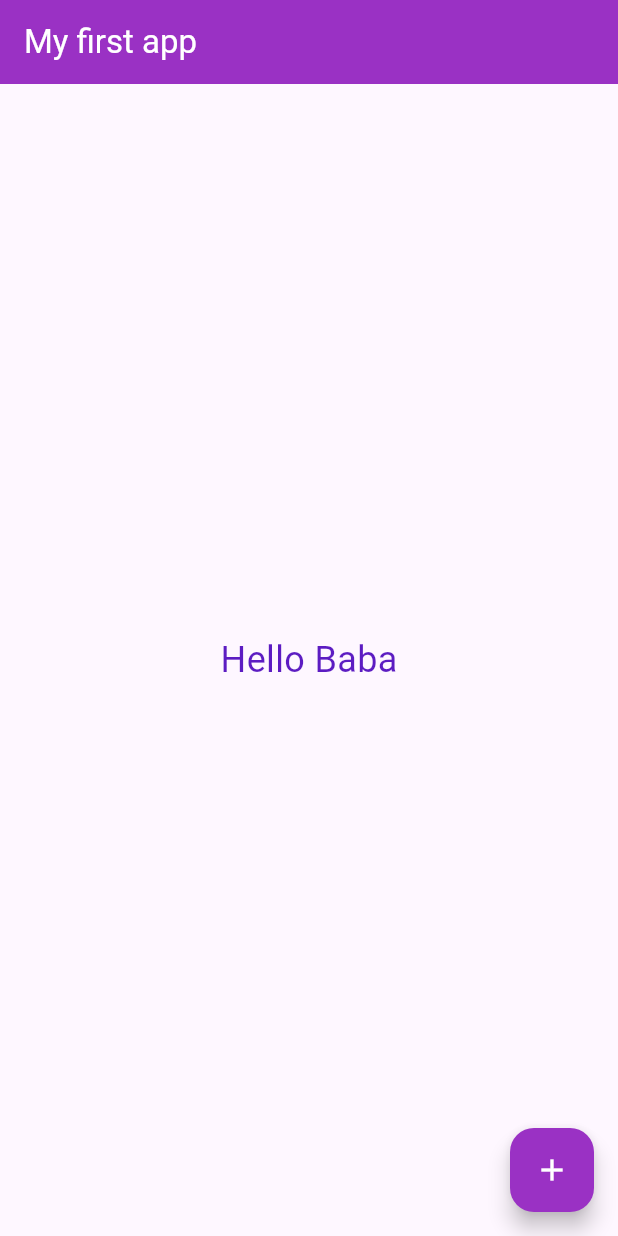
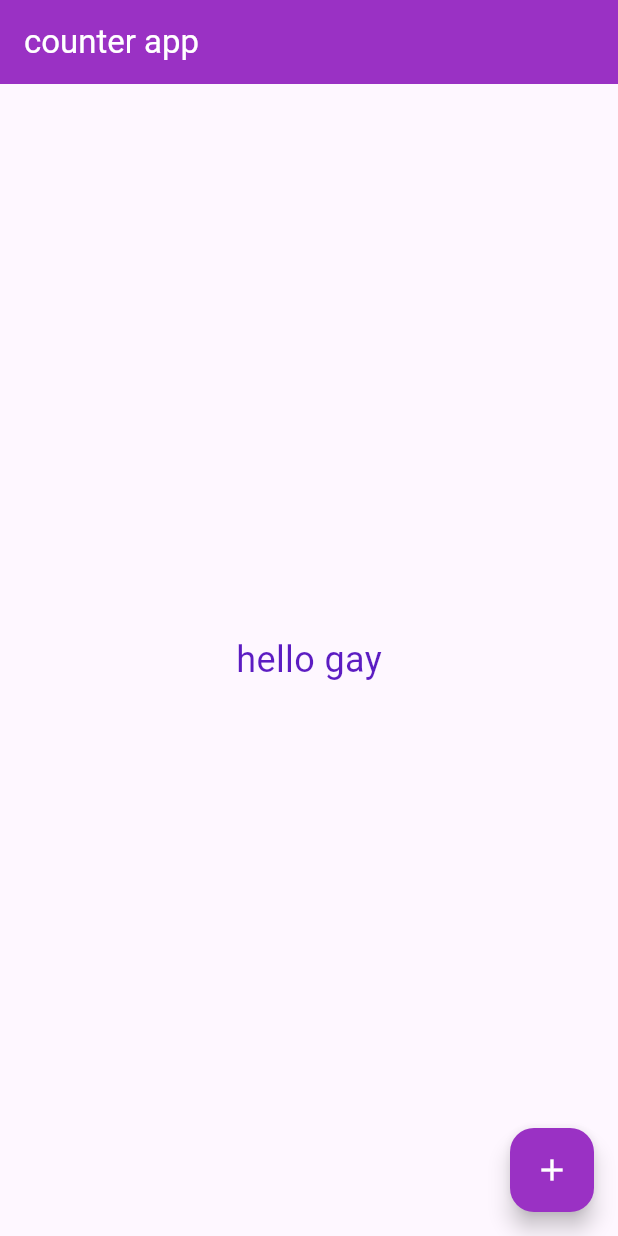
Before and after one commit to 6631501193-blip/flutter_application_, a Flutter app: the screen it shows after launch, on a phone screen of 412 x 824 dp. Run offline on Flutter 3.47's test engine with Material 3 defaults, Android fonts, the phone set to English and light mode, and no system bars.

Commit message:
make a FAB clickable and change the message

```diff
--- a/lib/main.dart
+++ b/lib/main.dart
@@ -1,7 +1,8 @@
 import 'package:flutter/material.dart';
-import './week04/basic.dart';
+import 'package:flutter_application_/week04/counter.dart';
+
 
 void main() {
   runApp(
-    MaterialApp(home:Basic()));
+    MaterialApp(home:Counter()));
     }
--- /dev/null
+++ b/lib/week04/counter.dart
@@ -0,0 +1,45 @@
+import 'package:flutter/material.dart';
+
+class Counter extends StatefulWidget {
+  const Counter({super.key});
+
+  @override
+  State<Counter> createState() => _CounterState();
+}
+
+class _CounterState extends State<Counter> {
+  // state variables
+  String message = 'hello gay';
+  @override
+  Widget build(BuildContext context) {
+    return Scaffold(
+        appBar: AppBar(
+          title: Text('counter app', style: TextStyle(color: Colors.white)),
+          backgroundColor: Color.fromARGB(255, 154, 49, 196),
+        ),
+        body: Center(
+          child: Text(
+            message,
+            style: TextStyle(
+              fontSize: 24,
+              color: const Color.fromARGB(255, 92, 28, 194),
+            ),
+          ),
+        ),
+        floatingActionButton: FloatingActionButton(
+          onPressed: (){
+            // debugPrint('test');
+            setState(() {
+             if (message == 'hello me'){
+              message = 'hello me';}
+              else{
+                message = 'hello gay';
+              }
+            });
+          },
+          backgroundColor: Color.fromARGB(255, 154, 49, 196),
+          child: Icon(Icons.add, color: Colors.white),
+        )
+      );
+  }
+}
```
